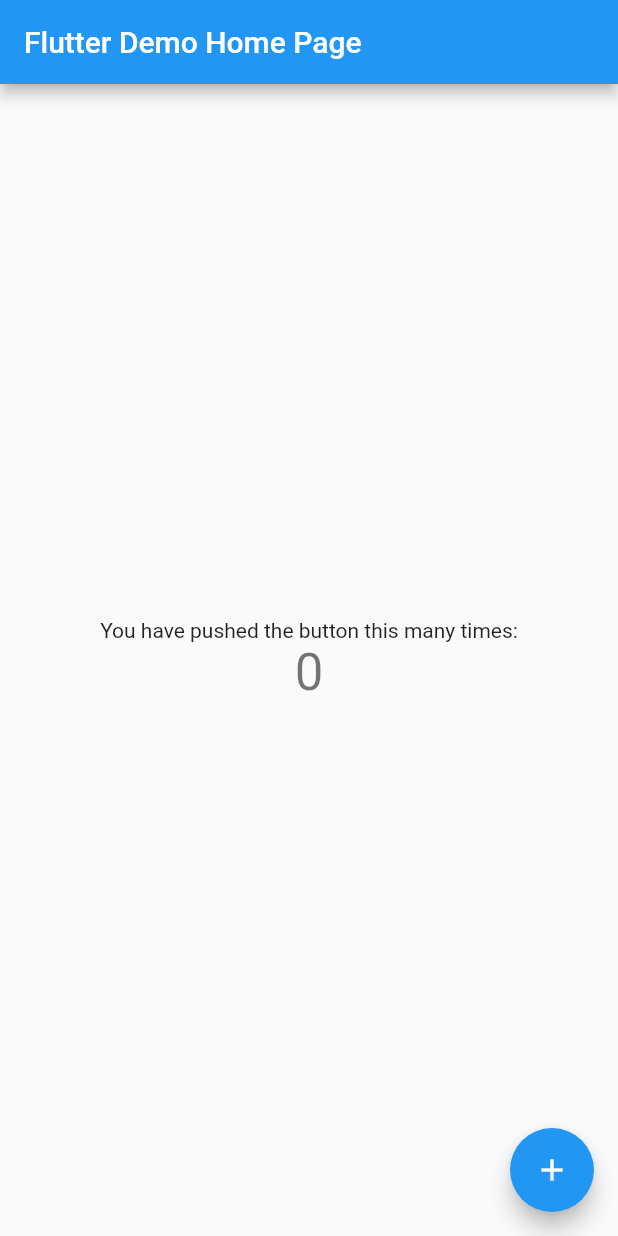
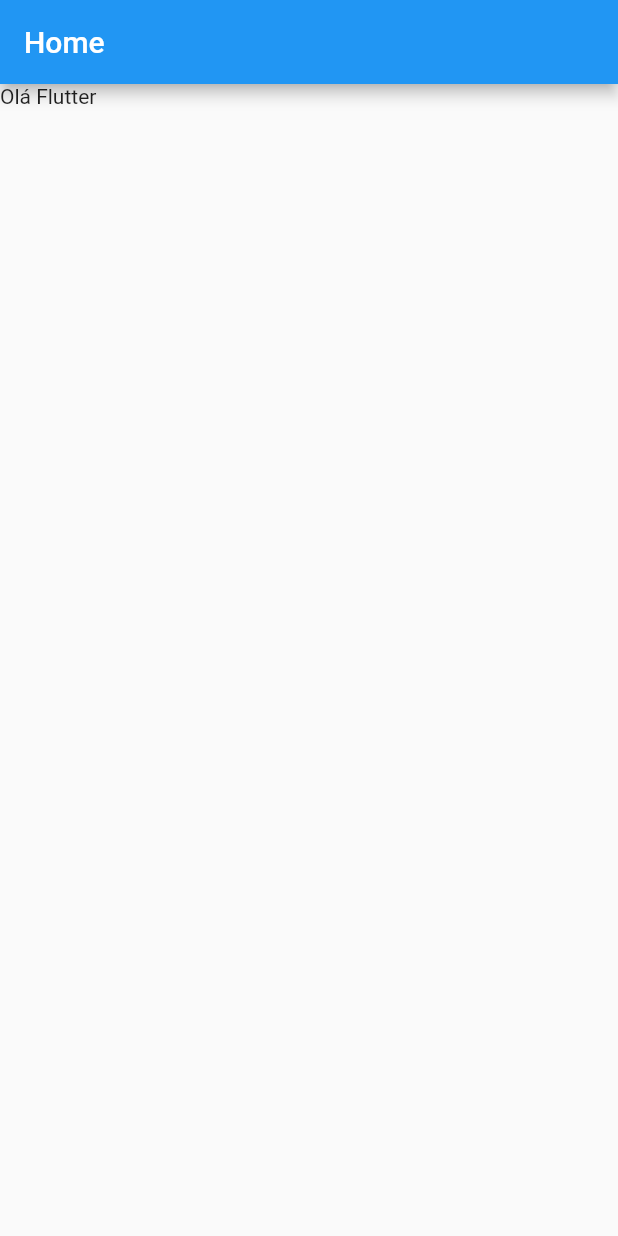
Before and after one commit to emelinhares/projeto_desafio, a Flutter app: the screen it shows after launch, on a phone screen of 412 x 824 dp. Run offline on Flutter 3.47's test engine with Material 2 defaults, Android fonts, the light colour scheme and no system bars; missing offline and left inert: dart:html.

Commit message:
atualização

```diff
--- a/lib/main.dart
+++ b/lib/main.dart
@@ -1,115 +1,21 @@
+import 'dart:html';
+
 import 'package:flutter/material.dart';
 
-void main() {
-  runApp(const MyApp());
-}
+main() => runApp(ProjetoApp());
 
-class MyApp extends StatelessWidget {
-  const MyApp({Key? key}) : super(key: key);
+class ProjetoApp extends StatelessWidget {
 
-  // This widget is the root of your application.
   @override
   Widget build(BuildContext context) {
     return MaterialApp(
-      title: 'Flutter Teste',
-      theme: ThemeData(
-        // This is the theme of your application.
-        //
-        // Try running your application with "flutter run". You'll see the
-        // application has a blue toolbar. Then, without quitting the app, try
-        // changing the primarySwatch below to Colors.green and then invoke
-        // "hot reload" (press "r" in the console where you ran "flutter run",
-        // or simply save your changes to "hot reload" in a Flutter IDE).
-        // Notice that the counter didn't reset back to zero; the application
-        // is not restarted.
-        primarySwatch: Colors.blue,
+      home: Scaffold(
+        appBar: AppBar (
+          title: Text('Home'),
+          ),
+          body: Text('Olá Flutter'),
       ),
-      home: const MyHomePage(title: 'Flutter Demo Home Page'),
     );
   }
+
 }
-
-class MyHomePage extends StatefulWidget {
-  const MyHomePage({Key? key, required this.title}) : super(key: key);
-
-  // This widget is the home page of your application. It is stateful, meaning
-  // that it has a State object (defined below) that contains fields that affect
-  // how it looks.
-
-  // This class is the configuration for the state. It holds the values (in this
-  // case the title) provided by the parent (in this case the App widget) and
-  // used by the build method of the State. Fields in a Widget subclass are
-  // always marked "final".
-
-  final String title;
-
-  @override
-  State<MyHomePage> createState() => _MyHomePageState();
-}
-
-class _MyHomePageState extends State<MyHomePage> {
-  int _counter = 0;
-
-  void _incrementCounter() {
-    setState(() {
-      // This call to setState tells the Flutter framework that something has
-      // changed in this State, which causes it to rerun the build method below
-      // so that the display can reflect the updated values. If we changed
-      // _counter without calling setState(), then the build method would not be
-      // called again, and so nothing would appear to happen.
-      _counter++;
-    });
-  }
-
-  @override
-  Widget build(BuildContext context) {
-    // This method is rerun every time setState is called, for instance as done
-    // by the _incrementCounter method above.
-    //
-    // The Flutter framework has been optimized to make rerunning build methods
-    // fast, so that you can just rebuild anything that needs updating rather
-    // than having to individually change instances of widgets.
-    return Scaffold(
-      appBar: AppBar(
-        // Here we take the value from the MyHomePage object that was created by
-        // the App.build method, and use it to set our appbar title.
-        title: Text(widget.title),
-      ),
-      body: Center(
-        // Center is a layout widget. It takes a single child and positions it
-        // in the middle of the parent.
-        child: Column(
-          // Column is also a layout widget. It takes a list of children and
-          // arranges them vertically. By default, it sizes itself to fit its
-          // children horizontally, and tries to be as tall as its parent.
-          //
-          // Invoke "debug painting" (press "p" in the console, choose the
-          // "Toggle Debug Paint" action from the Flutter Inspector in Android
-          // Studio, or the "Toggle Debug Paint" command in Visual Studio Code)
-          // to see the wireframe for each widget.
-          //
-          // Column has various properties to control how it sizes itself and
-          // how it positions its children. Here we use mainAxisAlignment to
-          // center the children vertically; the main axis here is the vertical
-          // axis because Columns are vertical (the cross axis would be
-          // horizontal).
-          mainAxisAlignment: MainAxisAlignment.center,
-          children: <Widget>[
-            const Text(
-              'You have pushed the button this many times:',
-            ),
-            Text(
-              '$_counter',
-              style: Theme.of(context).textTheme.headline4,
-            ),
-          ],
-        ),
-      ),
-      floatingActionButton: FloatingActionButton(
-        onPressed: _incrementCounter,
-        tooltip: 'Increment',
-        child: const Icon(Icons.add),
-      ), // This trailing comma makes auto-formatting nicer for build methods.
-    );
-  }
-}
```
Also changed, not shown: 1 other file.
